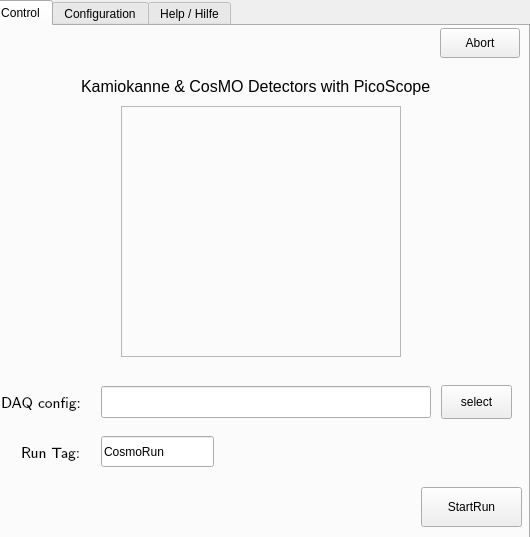
The window that CosmoGui.ui (GuenterQuast/picoCosmo_dev) describes before a commit, drawn with Qt 5.
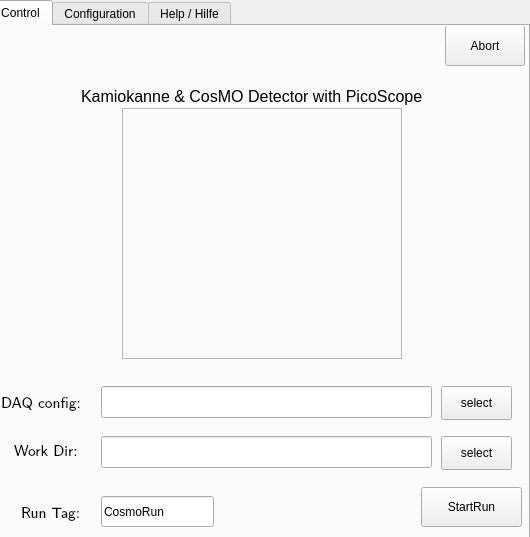
The same window after the commit. Icons and pictures are not drawn.

Commit message: added selection for working directory

```diff
--- a/CosmoGui.ui
+++ b/CosmoGui.ui
@@ -57,8 +57,8 @@
      <widget class="QLabel" name="label_Picture">
       <property name="geometry">
        <rect>
-        <x>130</x>
-        <y>80</y>
+        <x>131</x>
+        <y>82</y>
         <width>280</width>
         <height>251</height>
        </rect>
@@ -80,8 +80,8 @@
       <property name="geometry">
        <rect>
         <x>90</x>
-        <y>50</y>
-        <width>371</width>
+        <y>60</y>
+        <width>401</width>
         <height>20</height>
        </rect>
       </property>
@@ -91,7 +91,7 @@
        </font>
       </property>
       <property name="text">
-       <string>Kamiokanne &amp; CosMO Detectors with PicoScope</string>
+       <string>Kamiokanne &amp; CosMO Detector with PicoScope</string>
       </property>
      </widget>
      <widget class="QLabel" name="label_DAQconfig">
@@ -121,7 +121,7 @@
        <rect>
         <x>110</x>
         <y>360</y>
-        <width>330</width>
+        <width>331</width>
         <height>32</height>
        </rect>
       </property>
@@ -142,7 +142,7 @@
       <property name="geometry">
        <rect>
         <x>30</x>
-        <y>410</y>
+        <y>470</y>
         <width>60</width>
         <height>30</height>
        </rect>
@@ -164,7 +164,7 @@
       <property name="geometry">
        <rect>
         <x>110</x>
-        <y>410</y>
+        <y>470</y>
         <width>113</width>
         <height>31</height>
        </rect>
@@ -206,7 +206,7 @@
       <property name="geometry">
        <rect>
         <x>450</x>
-        <y>359</y>
+        <y>360</y>
         <width>71</width>
         <height>34</height>
        </rect>
@@ -225,10 +225,10 @@
      <widget class="QPushButton" name="pB_abort">
       <property name="geometry">
        <rect>
-        <x>449</x>
-        <y>2</y>
+        <x>454</x>
+        <y>-1</y>
         <width>80</width>
-        <height>30</height>
+        <height>41</height>
        </rect>
       </property>
       <property name="toolTip">
@@ -254,6 +254,55 @@
        <bool>false</bool>
       </property>
      </widget>
+     <widget class="QLineEdit" name="lE_WorkDir">
+      <property name="geometry">
+       <rect>
+        <x>110</x>
+        <y>410</y>
+        <width>331</width>
+        <height>32</height>
+       </rect>
+      </property>
+     </widget>
+     <widget class="QLabel" name="label_WorkDir">
+      <property name="geometry">
+       <rect>
+        <x>23</x>
+        <y>413</y>
+        <width>81</width>
+        <height>20</height>
+       </rect>
+      </property>
+      <property name="font">
+       <font>
+        <family>Latin Modern Sans</family>
+        <pointsize>11</pointsize>
+       </font>
+      </property>
+      <property name="text">
+       <string>Work Dir:</string>
+      </property>
+     </widget>
+     <widget class="QPushButton" name="pB_WDselect">
+      <property name="geometry">
+       <rect>
+        <x>450</x>
+        <y>410</y>
+        <width>71</width>
+        <height>34</height>
+       </rect>
+      </property>
+      <property name="toolTip">
+       <string>&lt;html&gt;&lt;head/&gt;&lt;body&gt;&lt;p&gt;select DAQ configuration file&lt;/p&gt;&lt;/body&gt;&lt;/html&gt;</string>
+      </property>
+      <property name="text">
+       <string>select</string>
+      </property>
+      <property name="icon">
+       <iconset>
+        <normaloff>images/open-folder.jpg</normaloff>images/open-folder.jpg</iconset>
+      </property>
+     </widget>
     </widget>
     <widget class="QWidget" name="Tab_Config">
      <property name="toolTip">
```
The commit also changes 2 other files.
